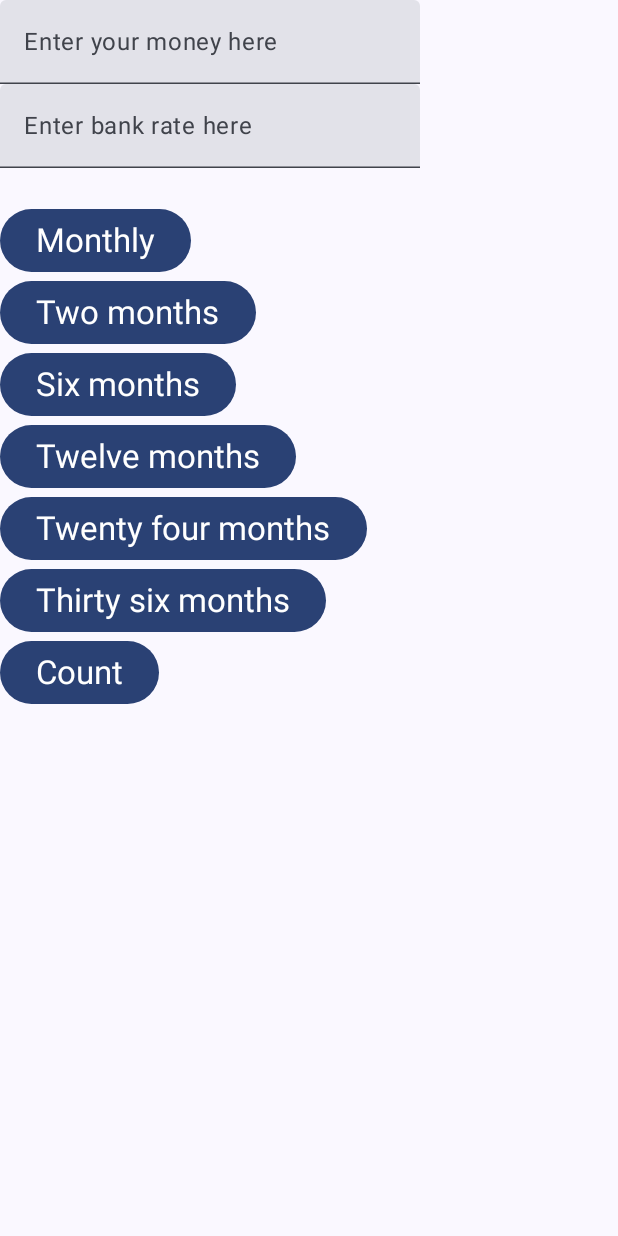
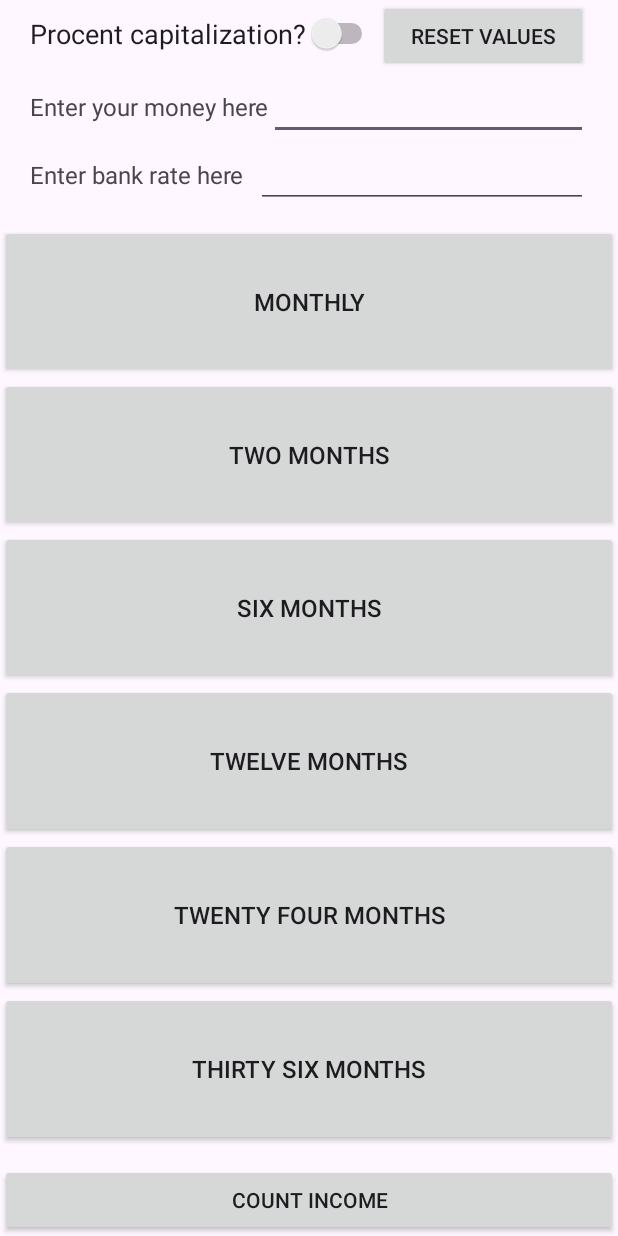
Before and after one commit to Bob-Jacka/IncomeFromDeposit, an Android app built with Jetpack Compose: the screen it shows after launch (MainActivity), on a phone screen of 412 x 824 dp. Run offline under Robolectric (Android 15) with nearby library versions, the phone set to English and light mode, and no system bars.

```diff
--- a/app/src/main/java/com/kirill/incomefromdeposit/MainActivity.kt
+++ b/app/src/main/java/com/kirill/incomefromdeposit/MainActivity.kt
@@ -2,117 +2,52 @@ package com.kirill.incomefromdeposit
 
 import android.annotation.SuppressLint
 import android.os.Bundle
+import android.view.View
+import android.widget.Button
+import android.widget.EditText
 import android.widget.Switch
+import android.widget.TextView
 import android.widget.Toast
 import androidx.activity.ComponentActivity
-import androidx.activity.compose.setContent
-import androidx.activity.enableEdgeToEdge
-import androidx.compose.foundation.layout.Column
-import androidx.compose.foundation.layout.fillMaxSize
-import androidx.compose.foundation.layout.padding
-import androidx.compose.material3.Button
-import androidx.compose.material3.Scaffold
-import androidx.compose.material3.Text
-import androidx.compose.material3.TextField
-import androidx.compose.runtime.Composable
-import androidx.compose.ui.Modifier
-import com.kirill.incomefromdeposit.ui.theme.Count
-import com.kirill.incomefromdeposit.ui.theme.EnterBankRate
-import com.kirill.incomefromdeposit.ui.theme.EnterMoney
-import com.kirill.incomefromdeposit.ui.theme.IncomeFromDepositTheme
-import com.kirill.incomefromdeposit.ui.theme.MonthlyDeposit
-import com.kirill.incomefromdeposit.ui.theme.SixMonthsDeposit
-import com.kirill.incomefromdeposit.ui.theme.ThirtySixMonths
-import com.kirill.incomefromdeposit.ui.theme.TwelveMonthsDeposit
-import com.kirill.incomefromdeposit.ui.theme.TwentyFourMonths
-import com.kirill.incomefromdeposit.ui.theme.TwoMonthsDepost
-import com.kirill.incomefromdeposit.ui.theme.titleLarge
 
 class MainActivity : ComponentActivity() {
 
     private var depositRateForYear = 0.0
     private var sum: Double = 0.0
     private var income: Double = 0.0
-    private lateinit var enteredMoney: String
-    private lateinit var bankRate: String
-    private var moneyHere: String? = null
-    private lateinit var `val`: String
+
+    private lateinit var moneyHere: TextView
+    private lateinit var enteredMoney: EditText
+    private lateinit var bankRate: EditText
 
     @SuppressLint("UseSwitchCompatOrMaterialCode")
     private lateinit var isCapitalization: Switch
+    private lateinit var deposit: Deposits
 
     override fun onCreate(savedInstanceState: Bundle?) {
         super.onCreate(savedInstanceState)
-        enableEdgeToEdge()
-        setContent {
-            IncomeFromDepositTheme(darkTheme = false) {
-                Scaffold { innerPadding ->
-                    InitScreen(
-                        modifier = Modifier
-                            .padding(innerPadding)
-                            .fillMaxSize()
-                    )
-                }
-            }
-        }
+        setContentView(R.layout.activity_main)
+        initFields()
     }
 
-    @Composable
-    private fun InitScreen(modifier: Modifier) {
-        Column(modifier = modifier) {
-            TextField(
-                value = "",
-                onValueChange = { moneys -> enteredMoney = moneys },
-                placeholder = { Text(text = EnterMoney) }
-            )
-            TextField(
-                value = "",
-                onValueChange = { rate -> bankRate = rate },
-                placeholder = { Text(text = EnterBankRate) }
-            )
-            Text(text = moneyHere ?: "")
+    private fun initFields() {
+        enteredMoney = findViewById(R.id.enteredMoney)
+        bankRate = findViewById(R.id.bankRate)
+        isCapitalization = findViewById(R.id.Capitalization)
+        moneyHere = findViewById(R.id.MoneyHere)
+    }
 
-            Button(onClick = { `val` = MonthlyDeposit }) {
-                Text(text = MonthlyDeposit, style = titleLarge)
-            }
-            Button(onClick = { `val` = TwoMonthsDepost }) {
-                Text(text = TwoMonthsDepost, style = titleLarge)
-            }
+    fun onClick1(v: View) {
+        deposit = Deposits.valueOf((v as Button).text.toString())
+    }
 
-            Button(onClick = { `val` = SixMonthsDeposit }) {
-                Text(text = SixMonthsDeposit, style = titleLarge)
-            }
-
-            Button(onClick = { `val` = TwelveMonthsDeposit }) {
-                Text(text = TwelveMonthsDeposit, style = titleLarge)
-            }
-
-            Button(onClick = { `val` = TwentyFourMonths }) {
-                Text(text = TwentyFourMonths, style = titleLarge)
-            }
-
-            Button(onClick = { `val` = ThirtySixMonths }) {
-                Text(text = ThirtySixMonths, style = titleLarge)
-            }
-
-            Button(onClick = {
-                when (`val`) {
-                    "Monthly", "На месяц" -> setIncome(Deposits.Monthly)
-                    "Two months", "Два месяца" -> setIncome(Deposits.Two_Months)
-                    "Six months", "Шесть месяцев" -> setIncome(Deposits.Six_Months)
-                    "Twelve months", "Двенадцать месяцев" -> setIncome(Deposits.Twelve_Months)
-                    "Twenty four months", "Двадцать четыре месяца" -> setIncome(Deposits.TwentyFour_Months)
-                    "Thirty six months", "Тридцать шесть месяцев" -> setIncome(Deposits.ThirtySix_Months)
-                }
-            }) {
-                Text(text = Count, style = titleLarge)
-            }
-        }
+    fun onClick2(v: View): Unit {
+        setIncome(deposit)
     }
 
     private fun setIncome(deposit: Deposits) {
-        depositRateForYear = bankRate.toDouble()
-        income = enteredMoney.toDouble()
+        depositRateForYear = bankRate.text.toString().toDouble()
+        income = enteredMoney.text.toString().toDouble()
         if (numCheck()) {
             if (isCapitalization.isActivated && deposit.depositDuration() >= 1) {
                 capitalization(deposit)
@@ -131,17 +66,9 @@ class MainActivity : ComponentActivity() {
         }
     }
 
-    private fun getSubstringAndResetParams() {
-        val str: String = sum.toString()
-        val point = str.indexOf(".")
-//        enteredMoney!!.setText(str.substring(0, point + 2))
-        moneyHere = R.string.YourMoneyIncome.toString()
-        resetParams()
-    }
-
     private fun nonCapitalization(deposit: Deposits) {
         sum = income + ((income / 100) * (depositRateForYear * deposit.depositDuration()))
-        getSubstringAndResetParams()
+        getSubstring()
     }
 
     private fun capitalization(deposit: Deposits) {
@@ -150,12 +77,23 @@ class MainActivity : ComponentActivity() {
         for (i in 0 until duration) {
             sum += (income / 100) * (depositRateForYear * deposit.depositDuration())
         }
-        getSubstringAndResetParams()
+        getSubstring()
     }
 
-    private fun resetParams() {
+    private fun getSubstring() {
+        val str: String = sum.toString()
+        val point = str.indexOf(".")
+        enteredMoney.setText(str.substring(0, point + 2))
+        moneyHere.setText(R.string.YourMoneyIncome)
+    }
+
+    fun resetParams(v: View) {
         income = 0.0
         depositRateForYear = 0.0
         sum = 0.0
+        enteredMoney.setText("")
+        bankRate.setText("")
+        isCapitalization.isActivated = false
+        moneyHere.setText(R.string.EnterMoney)
     }
 }
--- a/app/src/main/res/layout/activity_main.xml
+++ b/app/src/main/res/layout/activity_main.xml
@@ -11,21 +11,34 @@
         android:layout_width="0dp"
         android:layout_height="wrap_content"
         android:layout_marginHorizontal="20dp"
-        android:layout_marginTop="20dp"
         android:orientation="vertical"
         app:layout_constraintEnd_toEndOf="parent"
         app:layout_constraintStart_toStartOf="parent"
         app:layout_constraintTop_toTopOf="parent">
+
+        <LinearLayout
+            android:layout_width="match_parent"
+            android:layout_height="match_parent"
+            android:orientation="horizontal">
 
             <Switch
                 android:id="@+id/Capitalization"
                 android:layout_width="wrap_content"
                 android:layout_height="wrap_content"
                 android:text="@string/Capitalization"
-            android:textSize="16sp"
+                android:textSize="18sp"
                 app:layout_constraintEnd_toEndOf="parent"
                 app:layout_constraintStart_toStartOf="parent"
                 app:layout_constraintTop_toTopOf="parent" />
+
+            <Button
+                android:id="@+id/reset"
+                android:layout_width="0dp"
+                android:layout_height="wrap_content"
+                android:layout_weight="1"
+                android:onClick="resetParams"
+                android:text="@string/Reset" />
+        </LinearLayout>
 
         <LinearLayout
             android:layout_width="match_parent"
@@ -91,7 +104,7 @@
             android:layout_width="match_parent"
             android:layout_height="wrap_content"
             android:layout_weight="1"
-            android:onClick="onClick"
+            android:onClick="onClick1"
             android:text="@string/MonthlyDeposit"
             android:textSize="16sp"
             app:cornerRadius="0dp" />
@@ -101,7 +114,7 @@
             android:layout_width="match_parent"
             android:layout_height="wrap_content"
             android:layout_weight="1"
-            android:onClick="onClick"
+            android:onClick="onClick1"
             android:text="@string/TwoMonthsDepost"
             android:textSize="16sp"
             app:cornerRadius="0dp" />
@@ -111,7 +124,7 @@
             android:layout_width="match_parent"
             android:layout_height="wrap_content"
             android:layout_weight="1"
-            android:onClick="onClick"
+            android:onClick="onClick1"
             android:text="@string/SixMonthsDeposit"
             android:textSize="16sp"
             app:cornerRadius="0dp" />
@@ -121,7 +134,7 @@
             android:layout_width="match_parent"
             android:layout_height="wrap_content"
             android:layout_weight="1"
-            android:onClick="onClick"
+            android:onClick="onClick1"
             android:text="@string/TwelveMonthsDeposit"
             android:textSize="16sp"
             app:cornerRadius="0dp" />
@@ -131,7 +144,7 @@
             android:layout_width="match_parent"
             android:layout_height="wrap_content"
             android:layout_weight="1"
-            android:onClick="onClick"
+            android:onClick="onClick1"
             android:text="@string/TwentyFourMonths"
             android:textSize="16sp"
             app:cornerRadius="0dp" />
@@ -141,7 +154,7 @@
             android:layout_width="match_parent"
             android:layout_height="wrap_content"
             android:layout_weight="1"
-            android:onClick="onClick"
+            android:onClick="onClick1"
             android:text="@string/ThirtySixMonths"
             android:textSize="16sp"
             app:cornerRadius="0dp" />
@@ -151,7 +164,7 @@
         android:id="@+id/button"
         android:layout_width="0dp"
         android:layout_height="wrap_content"
-        android:onClick="getSetIncomeMethod"
+        android:onClick="onClick2"
         android:text="@string/Count"
         app:cornerRadius="0dp"
         app:layout_constraintBottom_toBottomOf="parent"
--- a/app/src/main/res/values/strings.xml
+++ b/app/src/main/res/values/strings.xml
@@ -13,5 +13,6 @@
     <string name="FillForm">Please fill out the form</string>
     <string name="ChooseDepositDuration">Choose deposit duration</string>
     <string name="Capitalization">Procent capitalization?</string>
+    <string name="Reset">Reset values</string>
 
 </resources>
```
Also changed, not shown: 1 other file. Lines whose indentation alone changed are shown as unchanged.
